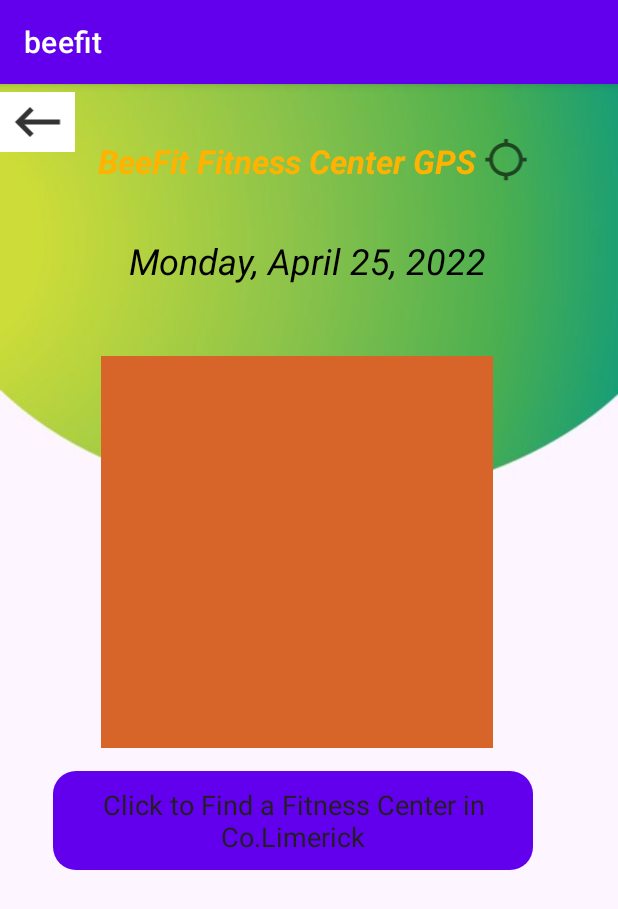
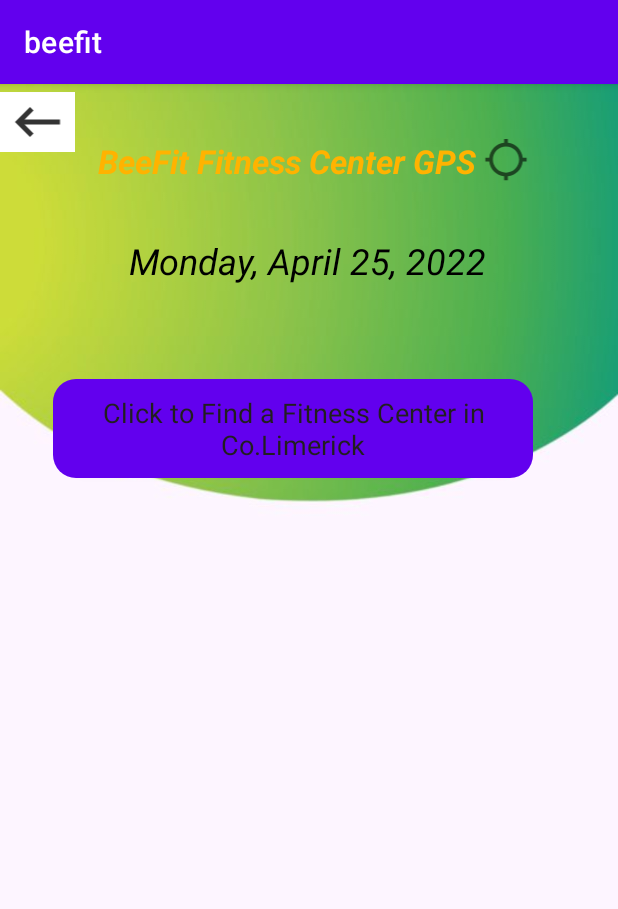
Before and after one commit to patrickmccarthy1/CS4084-MobileApp-BeeFit, an Android app: the MainActivityMap screen opened directly, with no data from a screen before it, on a phone screen of 412 x 824 dp. Shown: the top 909 px of the screen. Run offline under Robolectric (Android 15) with nearby library versions, the phone set to English and light mode, and no system bars.

Commit message:
CS4084-MobileApp-BeeFit-Brian update to map and stopwatch

```diff
--- a/app/src/main/res/layout/activity_main_map.xml
+++ b/app/src/main/res/layout/activity_main_map.xml
@@ -73,14 +73,14 @@
         android:layout_marginRight="10dp"
         android:src="@drawable/bee2" />-->
 
-    <ImageView
+    <!--<ImageView
         android:id="@+id/map_background"
         android:layout_width="345dp"
         android:layout_height="261dp"
         android:layout_gravity="center_vertical"
         android:layout_marginLeft="25dp"
         android:layout_marginRight="10dp"
-        android:src="@drawable/map_background3" />
+        android:src="@drawable/map_background3" />-->
 
     <Button
             android:id="@+id/buttonMap"
--- a/app/src/main/res/layout/stopwatch.xml
+++ b/app/src/main/res/layout/stopwatch.xml
@@ -61,6 +61,7 @@
             android:layout_centerHorizontal="true"
             android:layout_marginTop="200dp"
             android:text="0:00:00:00"
+            android:textColor="@color/black"
             android:textSize="60sp"></TextView>
 
         <com.google.android.material.floatingactionbutton.FloatingActionButton
```
